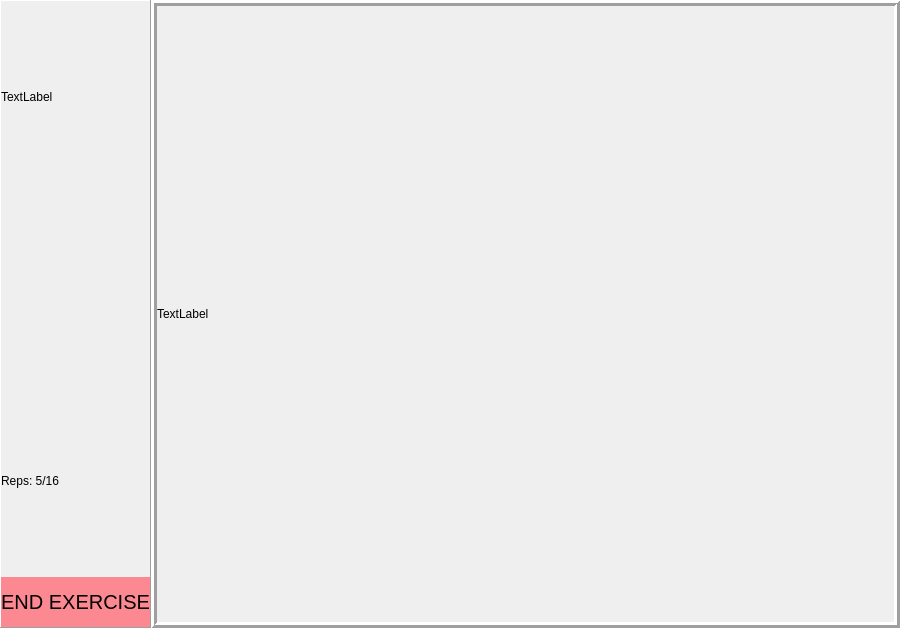
This is copyclare/ui/exercise.ui in MotionInput/Team14-CopyClare as Qt 5 draws it before an edit. The edited form follows.
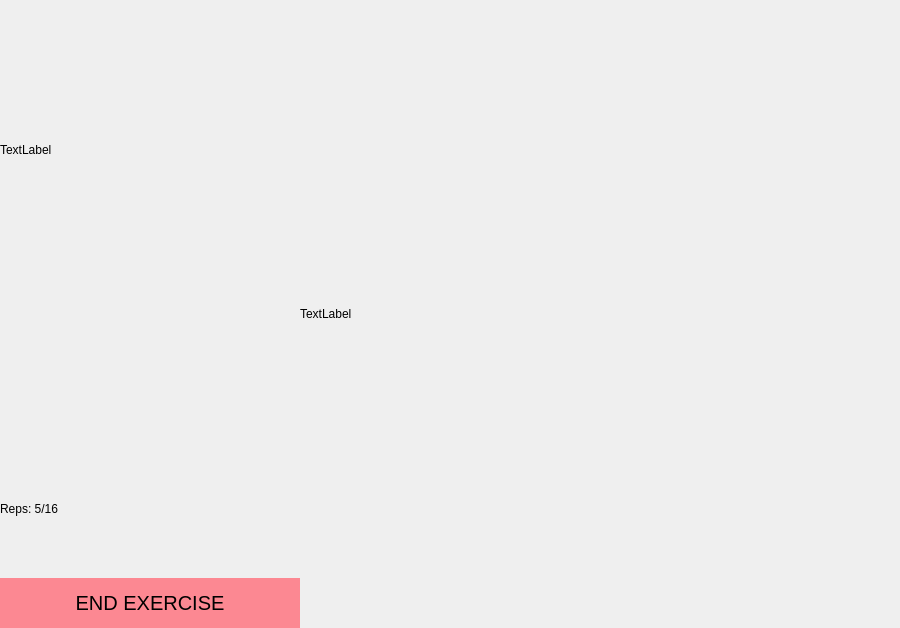
This is the edited form.

Commit message: feat: exercise page updates

The edit to the form file:
```diff
--- a/copyclare/ui/exercise.ui
+++ b/copyclare/ui/exercise.ui
@@ -50,7 +50,7 @@
       <string notr="true"/>
      </property>
      <property name="frameShape">
-      <enum>QFrame::Panel</enum>
+      <enum>QFrame::NoFrame</enum>
      </property>
      <property name="frameShadow">
       <enum>QFrame::Raised</enum>
@@ -73,6 +73,18 @@
       </property>
       <item>
        <widget class="QFrame" name="video_frame">
+        <property name="minimumSize">
+         <size>
+          <width>300</width>
+          <height>300</height>
+         </size>
+        </property>
+        <property name="maximumSize">
+         <size>
+          <width>16777215</width>
+          <height>300</height>
+         </size>
+        </property>
         <property name="frameShape">
          <enum>QFrame::NoFrame</enum>
         </property>
@@ -97,6 +109,18 @@
          </property>
          <item>
           <widget class="QLabel" name="video_label">
+           <property name="minimumSize">
+            <size>
+             <width>300</width>
+             <height>300</height>
+            </size>
+           </property>
+           <property name="maximumSize">
+            <size>
+             <width>16777215</width>
+             <height>300</height>
+            </size>
+           </property>
            <property name="text">
             <string>TextLabel</string>
            </property>
@@ -221,7 +245,7 @@
       </sizepolicy>
      </property>
      <property name="frameShape">
-      <enum>QFrame::Box</enum>
+      <enum>QFrame::NoFrame</enum>
      </property>
      <property name="frameShadow">
       <enum>QFrame::Raised</enum>
```
The commit also changes 7 other files.
